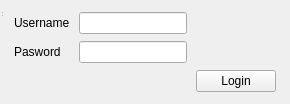
Qt form Client-Python/ui/login.ui (ParkerMc/BoE) before a commit.
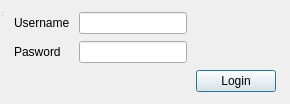
The same form after that commit.

The edit to the form file:
```diff
--- a/Client-Python/ui/login.ui
+++ b/Client-Python/ui/login.ui
@@ -1,7 +1,7 @@
 <?xml version="1.0" encoding="UTF-8"?>
 <ui version="4.0">
  <class>MainWindow</class>
- <widget class="QWidget" name="MainWindow">
+ <widget class="QDialog" name="MainWindow">
   <property name="geometry">
    <rect>
     <x>0</x>
```
